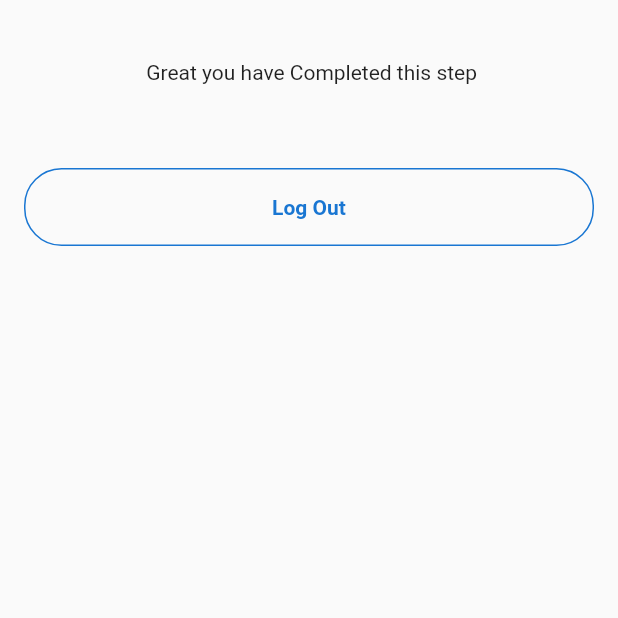
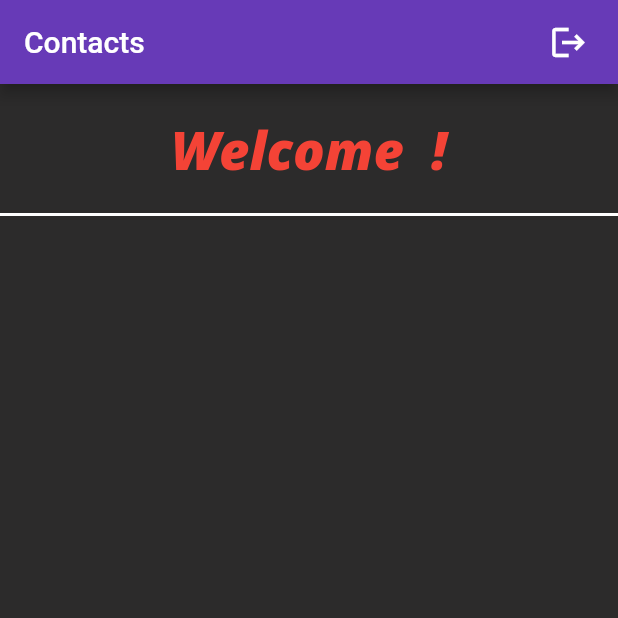
Before and after one commit to AurimassKl/phone_contacts, a Flutter app: the screen it shows once a user with an empty profile is signed in, on a phone screen of 412 x 824 dp, the top half of it. Run offline on Flutter 3.47's test engine with Material 2 defaults, Android fonts, the phone set to English and light mode, and no system bars; our stand-ins replace cloud_firestore, firebase_auth, firebase_core, flutter_riverpod, freezed_annotation; accounts and stored records are empty; network calls fail; Roboto replaces fonts that are missing (Open Sans).

Commit message:
Getting users name

```diff
--- a/lib/Pages/home_page.dart
+++ b/lib/Pages/home_page.dart
@@ -1,51 +1,72 @@
+// ignore_for_file: avoid_dynamic_calls
+
 import 'package:flutter/material.dart';
 import 'package:flutter_riverpod/flutter_riverpod.dart';
+import 'package:phone_contacts/models/user_data.dart';
 import 'package:phone_contacts/provider/auth_provider.dart';
+import 'package:phone_contacts/provider/database_provider.dart';
 
 class HomePage extends ConsumerWidget {
   const HomePage({super.key});
 
   @override
   Widget build(BuildContext context, WidgetRef ref) {
-    // final data = ref.watch(fireBaseAuthProvider);
-    final name = ref.watch(authenticationProvider).name;
-
+    final database = ref.read(databaseProvider);
     final auth = ref.watch(authenticationProvider);
     return Scaffold(
-      body: SafeArea(
-        child: Column(
-          children: [
-            Padding(
-              padding: const EdgeInsets.all(8),
-              child: Text(name),
-            ),
-            const Padding(
-              padding: EdgeInsets.all(8),
-              child: Text(
-                ' Great you have Completed this step',
+      backgroundColor: const Color.fromARGB(255, 44, 43, 43),
+      appBar: AppBar(
+        title: const Text('Contacts'),
+        actions: [
+          Padding(
+            padding: const EdgeInsets.only(right: 20),
+            child: GestureDetector(
+              onTap: auth.signOut,
+              child: const Icon(
+                Icons.logout,
+                size: 26,
               ),
             ),
-            Container(
-              padding: const EdgeInsets.only(top: 48),
-              margin: const EdgeInsets.symmetric(horizontal: 16),
-              width: double.infinity,
-              child: MaterialButton(
-                onPressed: auth.signOut,
-                textColor: Colors.blue.shade700,
-                textTheme: ButtonTextTheme.primary,
-                minWidth: 100,
-                padding: const EdgeInsets.all(18),
-                shape: RoundedRectangleBorder(
-                  borderRadius: BorderRadius.circular(25),
-                  side: BorderSide(color: Colors.blue.shade700),
+          ),
+        ],
+      ),
+      body: SafeArea(
+        child: StreamBuilder<UserData?>(
+          stream: database.streamUser(),
+          builder: (context, snapshot) {
+            if (!snapshot.hasData) {
+              return const Center(child: CircularProgressIndicator());
+            }
+            if (snapshot.error != null) {
+              return const Center(child: Text('Some error occurred'));
+            }
+            return Column(
+              children: [
+                Padding(
+                  padding: const EdgeInsets.only(top: 20, bottom: 20),
+                  child: Center(
+                    child: Text(
+                      'Welcome ${snapshot.data!.userName} !',
+                      maxLines: 3,
+                      style: const TextStyle(
+                        color: Colors.red,
+                        fontWeight: FontWeight.w900,
+                        fontStyle: FontStyle.italic,
+                        fontFamily: 'Open Sans',
+                        fontSize: 35,
+                      ),
+                    ),
+                  ),
                 ),
-                child: const Text(
-                  'Log Out',
-                  style: TextStyle(fontWeight: FontWeight.w600),
+                const Divider(
+                  height: 0,
+                  thickness: 2,
+                  color: Colors.white,
                 ),
-              ),
-            ),
-          ],
+                Container()
+              ],
+            );
+          },
         ),
       ),
     );
--- a/lib/main.dart
+++ b/lib/main.dart
@@ -4,7 +4,6 @@ import 'package:flutter_riverpod/flutter_riverpod.dart';
 import 'package:phone_contacts/pages/auth_checker.dart';
 import 'package:phone_contacts/pages/error_screen.dart';
 import 'package:phone_contacts/pages/loading_screen.dart';
-
 
 Future<void> main() async {
   WidgetsFlutterBinding.ensureInitialized();
--- /dev/null
+++ b/lib/models/user_data.dart
@@ -0,0 +1,28 @@
+// ignore_for_file: unnecessary_null_comparison
+
+import 'package:cloud_firestore/cloud_firestore.dart';
+import 'package:flutter/foundation.dart';
+import 'package:freezed_annotation/freezed_annotation.dart';
+
+part 'user_data.freezed.dart';
+part 'user_data.g.dart';
+
+@freezed
+abstract class UserData implements _$UserData {
+  const factory UserData({
+    @Default('Unknown') String userName,
+    @Default('Unknown') String userEmail,
+  }) = _UserData;
+
+  factory UserData.fromJson(Map<String, dynamic> json) =>
+      _$UserDataFromJson(json);
+  const UserData._();
+
+  static UserData? fromDocument(DocumentSnapshot document) {
+    if (document == null || document.data == null) return null;
+    return UserData(
+      userName: document.get('Name').toString(),
+      userEmail: document.get('Email').toString(),
+    );
+  }
+}
--- a/pubspec.yaml
+++ b/pubspec.yaml
@@ -34,6 +34,8 @@ dependencies:
   cloud_firestore: ^3.4.0
   shared_preferences: ^2.0.15
   flutter_riverpod: ^2.0.0-dev.9
+  freezed_annotation: ^2.1.0
+  json_serializable: ^6.3.1
 
 
   # The following adds the Cupertino Icons font to your application.
@@ -44,6 +46,8 @@ dev_dependencies:
   flutter_test:
     sdk: flutter
   very_good_analysis: ^3.0.1
+  freezed: ^2.1.0+1
+  build_runner: ^2.2.0
 
   # The "flutter_lints" package below contains a set of recommended lints to
   # encourage good coding practices. The lint set provided by the package is
```
Also changed, not shown: lib/models/auth_model.dart (+4 -33 lines), lib/models/users_data.dart (deleted, +0 -13 lines), lib/provider/database_provider.dart (added, +29 -0 lines), lib/models/user_data.freezed.dart (added), lib/models/user_data.g.dart (added), pubspec.lock.
